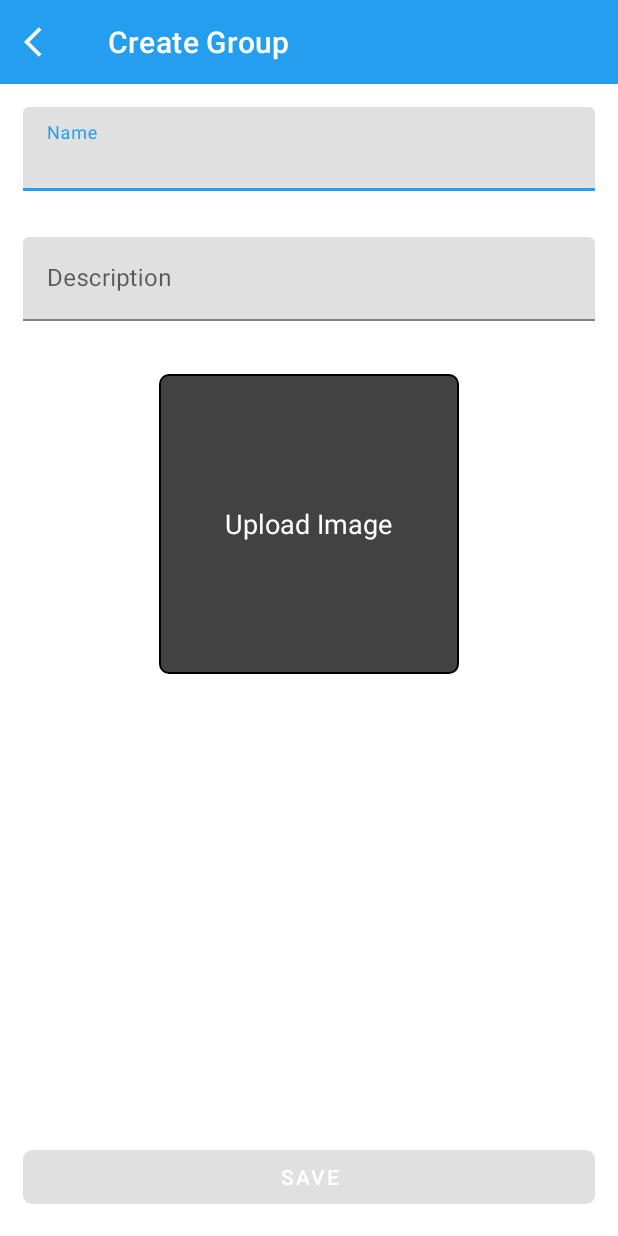
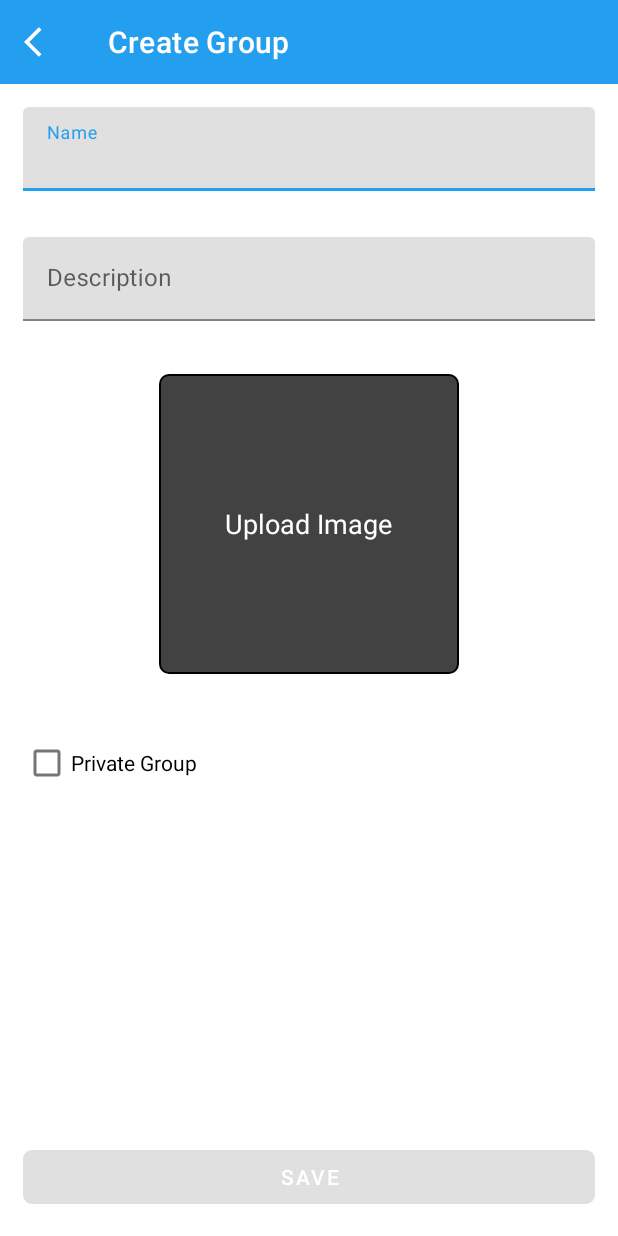
Before and after one commit to Kobidl/RadioGroup, an Android app: the AddGroupActivity screen opened directly, with no data from a screen before it, on a phone screen of 412 x 824 dp. Run offline under Robolectric (Android 15) with nearby library versions, the phone set to English and light mode, and no system bars; our stand-ins replace Firebase (no records; nobody signed in at launch, a user with empty details on screens opened directly); pictures from the network do not load.

Commit message:
New groups can be private
- New groups can now be public/private

```diff
--- a/app/src/main/java/com/komi/radiogroup/AddGroupActivity.java
+++ b/app/src/main/java/com/komi/radiogroup/AddGroupActivity.java
@@ -21,6 +21,8 @@ import android.view.MenuItem;
 import android.view.View;
 import android.view.Window;
 import android.widget.Button;
+import android.widget.CheckBox;
+import android.widget.CompoundButton;
 import android.widget.EditText;
 import android.widget.ImageView;
 import android.widget.LinearLayout;
@@ -58,6 +60,7 @@ public class AddGroupActivity extends AppCompatActivity {
     ImageView imageView;
     Button saveBtn;
     File file;
+    CheckBox cb_private;
 
     Group group;
 
@@ -88,12 +91,14 @@ public class AddGroupActivity extends AppCompatActivity {
         group.setGroupID(uuid.toString());
         group.setGroupName("");
         group.setGroupDescription("");
+        group.setPrivate(false);
         FirebaseAuth firebaseAuth = FirebaseAuth.getInstance();
         FirebaseUser currentUser = firebaseAuth.getCurrentUser();
         group.setAdminID(currentUser.getUid());
 
         User user = new User(currentUser.getUid(),currentUser.getDisplayName(),currentUser.getDisplayName());
         group.addUserToUserList(user);
+
         //Init elements
         imageView = findViewById(R.id.new_group_view);
 
@@ -105,8 +110,6 @@ public class AddGroupActivity extends AppCompatActivity {
         });
 
          saveBtn = findViewById(R.id.save_group);
-
-
          saveBtn.setOnClickListener(new View.OnClickListener() {
              @Override
              public void onClick(View view) {
@@ -117,6 +120,14 @@ public class AddGroupActivity extends AppCompatActivity {
                      setResult(RESULT_OK, data);
                      finish();
                  };
+             }
+         });
+
+         cb_private = findViewById(R.id.cb_private);
+         cb_private.setOnCheckedChangeListener(new CompoundButton.OnCheckedChangeListener() {
+             @Override
+             public void onCheckedChanged(CompoundButton buttonView, boolean isChecked) {
+                 group.setPrivate(isChecked);
              }
          });
 
--- a/app/src/main/java/com/komi/radiogroup/MainFragment.java
+++ b/app/src/main/java/com/komi/radiogroup/MainFragment.java
@@ -113,4 +113,5 @@ public class MainFragment extends Fragment {
         super.onDestroy();
         FirebaseDatabaseHelper.getInstance().removeListeners();
     }
+
 }
--- a/app/src/main/java/com/komi/radiogroup/pages/TODO.txt
+++ b/app/src/main/java/com/komi/radiogroup/pages/TODO.txt
@@ -20,7 +20,7 @@
 
 - When creating a group allow selecting Private/Public //Race
 
-- Groups page : show all groups user is member of and allow filtering //Kobi
+- Groups page : show all groups user is member of and allow filtering //Mishel //COMPLETED
 
 - Profile page : show all groups created by user //Mishel //COMPLETED
 
--- a/app/src/main/res/layout/new_group_layout.xml
+++ b/app/src/main/res/layout/new_group_layout.xml
@@ -81,6 +81,14 @@
                     android:textSize="18sp" />
 
             </RelativeLayout>
+
+            <CheckBox
+                android:layout_width="match_parent"
+                android:layout_height="wrap_content"
+                android:text="Private Group"
+                android:id="@+id/cb_private"
+                android:layout_margin="15dp"/>
+
         </LinearLayout>
     </ScrollView>
 
```
